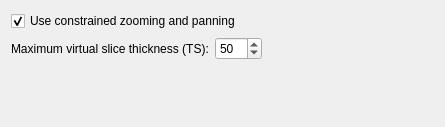
Above: Plugins/org.mitk.gui.qt.application/src/internal/QmitkEditorsPreferencePage.ui from MITK/MITK before the change. Below: the same form after it.
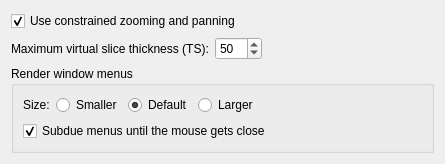
That is the form after the change.

Commit message: Revamp the render window menus

The edit to the form file:
```diff
--- a/Plugins/org.mitk.gui.qt.application/src/internal/QmitkEditorsPreferencePage.ui
+++ b/Plugins/org.mitk.gui.qt.application/src/internal/QmitkEditorsPreferencePage.ui
@@ -70,6 +70,79 @@
      </item>
     </layout>
    </item>
+   <item>
+    <widget class="QGroupBox" name="m_RenderWindowMenusGroupBox">
+     <property name="title">
+      <string>Render window menus</string>
+     </property>
+     <layout class="QVBoxLayout" name="verticalLayout_2">
+      <item>
+       <layout class="QHBoxLayout" name="horizontalLayout_3">
+        <item>
+         <widget class="QLabel" name="m_MenuSizeLabel">
+          <property name="toolTip">
+           <string>&lt;html&gt;&lt;head/&gt;&lt;body&gt;&lt;p&gt;Size of the menus in the upper corners of the render windows.&lt;/p&gt;&lt;/body&gt;&lt;/html&gt;</string>
+          </property>
+          <property name="text">
+           <string>Size:</string>
+          </property>
+         </widget>
+        </item>
+        <item>
+         <widget class="QRadioButton" name="m_SmallerMenusRadioButton">
+          <property name="text">
+           <string>Smaller</string>
+          </property>
+         </widget>
+        </item>
+        <item>
+         <widget class="QRadioButton" name="m_DefaultMenusRadioButton">
+          <property name="text">
+           <string>Default</string>
+          </property>
+          <property name="checked">
+           <bool>true</bool>
+          </property>
+         </widget>
+        </item>
+        <item>
+         <widget class="QRadioButton" name="m_LargerMenusRadioButton">
+          <property name="text">
+           <string>Larger</string>
+          </property>
+         </widget>
+        </item>
+        <item>
+         <spacer name="horizontalSpacer_2">
+          <property name="orientation">
+           <enum>Qt::Horizontal</enum>
+          </property>
+          <property name="sizeHint" stdset="0">
+           <size>
+            <width>40</width>
+            <height>20</height>
+           </size>
+          </property>
+         </spacer>
+        </item>
+       </layout>
+      </item>
+      <item>
+       <widget class="QCheckBox" name="m_SubdueMenusCheckBox">
+        <property name="toolTip">
+         <string>&lt;html&gt;&lt;head/&gt;&lt;body&gt;&lt;p&gt;If activated, the menus of the render window under the mouse cursor stay translucent until the cursor gets close to them. Unless their size is set to smaller, they also stay smaller until then.&lt;/p&gt;&lt;/body&gt;&lt;/html&gt;</string>
+        </property>
+        <property name="text">
+         <string>Subdue menus until the mouse gets close</string>
+        </property>
+        <property name="checked">
+         <bool>true</bool>
+        </property>
+       </widget>
+      </item>
+     </layout>
+    </widget>
+   </item>
    <item>
     <spacer name="verticalSpacer">
      <property name="orientation">
```
The commit also changes 23 other files.
